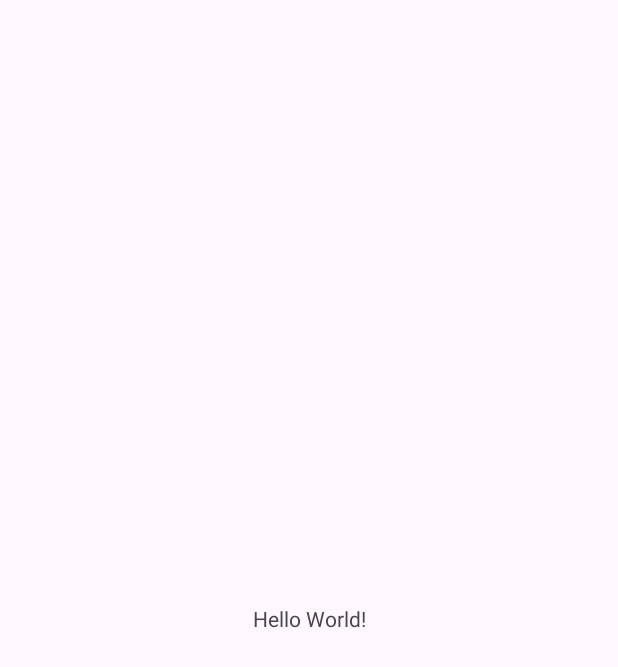
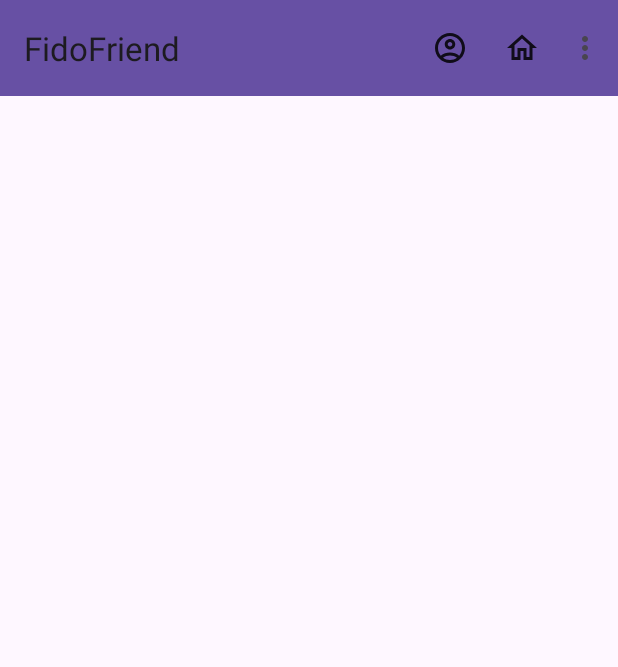
Before and after one commit to CC238-2302-WV61-FidoFriend/App, an Android app: the screen it shows after launch (MainActivity), on a phone screen of 412 x 824 dp. Before the commit the part shown is almost empty. Shown: the top 667 px of the screen. Run offline under Robolectric (Android 15) with nearby library versions, the phone set to English and light mode, and no system bars.

Commit message:
add menu

```diff
--- a/app/src/main/java/com/example/fidofriend/MainActivity.kt
+++ b/app/src/main/java/com/example/fidofriend/MainActivity.kt
@@ -2,10 +2,36 @@ package com.example.fidofriend
 
 import androidx.appcompat.app.AppCompatActivity
 import android.os.Bundle
+import android.view.Menu
+import android.view.MenuItem
+import android.widget.Toast
+import androidx.appcompat.widget.Toolbar
 
 class MainActivity : AppCompatActivity() {
     override fun onCreate(savedInstanceState: Bundle?) {
         super.onCreate(savedInstanceState)
         setContentView(R.layout.activity_main)
+
+        // Configurar el Toolbar como ActionBar
+        val toolbar: Toolbar = findViewById(R.id.toolbar)
+        setSupportActionBar(toolbar)
+    }
+
+    override fun onCreateOptionsMenu(menu: Menu?): Boolean {
+        menuInflater.inflate(R.menu.menu_main, menu)
+        return true
+    }
+
+    override fun onOptionsItemSelected(item: MenuItem): Boolean {
+
+        when (item.itemId) {
+            R.id.nav_profile -> Toast.makeText(this, "Profile", Toast.LENGTH_SHORT).show()
+            R.id.nav_home -> Toast.makeText(this, "Home", Toast.LENGTH_SHORT).show()
+            R.id.nav_appointments -> Toast.makeText(this, "Appointments", Toast.LENGTH_SHORT).show()
+            R.id.nav_service -> Toast.makeText(this, "Services", Toast.LENGTH_SHORT).show()
+            R.id.nav_products -> Toast.makeText(this, "Products", Toast.LENGTH_SHORT).show()
+        }
+
+        return super.onOptionsItemSelected(item)
     }
 }
--- /dev/null
+++ b/app/src/main/res/drawable/appointment_icon.xml
@@ -0,0 +1,5 @@
+<vector android:alpha="0.85" android:height="24dp"
+    android:tint="#000000" android:viewportHeight="24"
+    android:viewportWidth="24" android:width="24dp" xmlns:android="http://schemas.android.com/apk/res/android">
+    <path android:fillColor="@android:color/white" android:pathData="M7,11h2v2L7,13v-2zM21,6v14c0,1.1 -0.9,2 -2,2L5,22c-1.11,0 -2,-0.9 -2,-2l0.01,-14c0,-1.1 0.88,-2 1.99,-2h1L6,2h2v2h8L16,2h2v2h1c1.1,0 2,0.9 2,2zM5,8h14L19,6L5,6v2zM19,20L19,10L5,10v10h14zM15,13h2v-2h-2v2zM11,13h2v-2h-2v2z"/>
+</vector>
--- /dev/null
+++ b/app/src/main/res/drawable/home_icon.xml
@@ -0,0 +1,5 @@
+<vector android:alpha="0.85" android:height="24dp"
+    android:tint="#000000" android:viewportHeight="24"
+    android:viewportWidth="24" android:width="24dp" xmlns:android="http://schemas.android.com/apk/res/android">
+    <path android:fillColor="@android:color/white" android:pathData="M12,5.69l5,4.5V18h-2v-6H9v6H7v-7.81l5,-4.5M12,3L2,12h3v8h6v-6h2v6h6v-8h3L12,3z"/>
+</vector>
--- /dev/null
+++ b/app/src/main/res/drawable/product_icon.xml
@@ -0,0 +1,5 @@
+<vector android:alpha="0.85" android:height="24dp"
+    android:tint="#000000" android:viewportHeight="24"
+    android:viewportWidth="24" android:width="24dp" xmlns:android="http://schemas.android.com/apk/res/android">
+    <path android:fillColor="@android:color/white" android:pathData="M7,18c-1.1,0 -1.99,0.9 -1.99,2S5.9,22 7,22s2,-0.9 2,-2 -0.9,-2 -2,-2zM17,18c-1.1,0 -1.99,0.9 -1.99,2s0.89,2 1.99,2 2,-0.9 2,-2 -0.9,-2 -2,-2zM15.55,13c0.75,0 1.41,-0.41 1.75,-1.03l3.58,-6.49c0.37,-0.66 -0.11,-1.48 -0.87,-1.48L5.21,4l-0.94,-2L1,2v2h2l3.6,7.59 -1.35,2.44C4.52,15.37 5.48,17 7,17h12v-2L7,15l1.1,-2h7.45zM6.16,6h12.15l-2.76,5L8.53,11L6.16,6z"/>
+</vector>
--- /dev/null
+++ b/app/src/main/res/drawable/profile_icon.xml
@@ -0,0 +1,6 @@
+<vector android:alpha="0.85" android:height="24dp"
+    android:tint="#000000" android:viewportHeight="24"
+    android:viewportWidth="24" android:width="24dp" xmlns:android="http://schemas.android.com/apk/res/android">
+    <path android:fillColor="@android:color/white" android:pathData="M12,2C6.48,2 2,6.48 2,12s4.48,10 10,10s10,-4.48 10,-10S17.52,2 12,2zM7.35,18.5C8.66,17.56 10.26,17 12,17s3.34,0.56 4.65,1.5C15.34,19.44 13.74,20 12,20S8.66,19.44 7.35,18.5zM18.14,17.12L18.14,17.12C16.45,15.8 14.32,15 12,15s-4.45,0.8 -6.14,2.12l0,0C4.7,15.73 4,13.95 4,12c0,-4.42 3.58,-8 8,-8s8,3.58 8,8C20,13.95 19.3,15.73 18.14,17.12z"/>
+    <path android:fillColor="@android:color/white" android:pathData="M12,6c-1.93,0 -3.5,1.57 -3.5,3.5S10.07,13 12,13s3.5,-1.57 3.5,-3.5S13.93,6 12,6zM12,11c-0.83,0 -1.5,-0.67 -1.5,-1.5S11.17,8 12,8s1.5,0.67 1.5,1.5S12.83,11 12,11z"/>
+</vector>
--- /dev/null
+++ b/app/src/main/res/drawable/service_icon.xml
@@ -0,0 +1,5 @@
+<vector android:alpha="0.85" android:height="24dp"
+    android:tint="#000000" android:viewportHeight="24"
+    android:viewportWidth="24" android:width="24dp" xmlns:android="http://schemas.android.com/apk/res/android">
+    <path android:fillColor="@android:color/white" android:pathData="M18,2L6,2c-1.1,0 -2,0.9 -2,2v16c0,1.1 0.9,2 2,2h12c1.1,0 2,-0.9 2,-2L20,4c0,-1.1 -0.9,-2 -2,-2zM9,4h2v5l-1,-0.75L9,9L9,4zM18,20L6,20L6,4h1v9l3,-2.25L13,13L13,4h5v16z"/>
+</vector>
--- /dev/null
+++ b/app/src/main/res/drawable/settings_icon.xml
@@ -0,0 +1,5 @@
+<vector android:alpha="0.85" android:height="24dp"
+    android:tint="#000000" android:viewportHeight="24"
+    android:viewportWidth="24" android:width="24dp" xmlns:android="http://schemas.android.com/apk/res/android">
+    <path android:fillColor="@android:color/white" android:pathData="M19.14,12.94c0.04,-0.3 0.06,-0.61 0.06,-0.94c0,-0.32 -0.02,-0.64 -0.07,-0.94l2.03,-1.58c0.18,-0.14 0.23,-0.41 0.12,-0.61l-1.92,-3.32c-0.12,-0.22 -0.37,-0.29 -0.59,-0.22l-2.39,0.96c-0.5,-0.38 -1.03,-0.7 -1.62,-0.94L14.4,2.81c-0.04,-0.24 -0.24,-0.41 -0.48,-0.41h-3.84c-0.24,0 -0.43,0.17 -0.47,0.41L9.25,5.35C8.66,5.59 8.12,5.92 7.63,6.29L5.24,5.33c-0.22,-0.08 -0.47,0 -0.59,0.22L2.74,8.87C2.62,9.08 2.66,9.34 2.86,9.48l2.03,1.58C4.84,11.36 4.8,11.69 4.8,12s0.02,0.64 0.07,0.94l-2.03,1.58c-0.18,0.14 -0.23,0.41 -0.12,0.61l1.92,3.32c0.12,0.22 0.37,0.29 0.59,0.22l2.39,-0.96c0.5,0.38 1.03,0.7 1.62,0.94l0.36,2.54c0.05,0.24 0.24,0.41 0.48,0.41h3.84c0.24,0 0.44,-0.17 0.47,-0.41l0.36,-2.54c0.59,-0.24 1.13,-0.56 1.62,-0.94l2.39,0.96c0.22,0.08 0.47,0 0.59,-0.22l1.92,-3.32c0.12,-0.22 0.07,-0.47 -0.12,-0.61L19.14,12.94zM12,15.6c-1.98,0 -3.6,-1.62 -3.6,-3.6s1.62,-3.6 3.6,-3.6s3.6,1.62 3.6,3.6S13.98,15.6 12,15.6z"/>
+</vector>
--- a/app/src/main/res/layout/activity_main.xml
+++ b/app/src/main/res/layout/activity_main.xml
@@ -1,18 +1,22 @@
 <?xml version="1.0" encoding="utf-8"?>
-<androidx.constraintlayout.widget.ConstraintLayout xmlns:android="http://schemas.android.com/apk/res/android"
+<androidx.coordinatorlayout.widget.CoordinatorLayout xmlns:android="http://schemas.android.com/apk/res/android"
     xmlns:app="http://schemas.android.com/apk/res-auto"
     xmlns:tools="http://schemas.android.com/tools"
     android:layout_width="match_parent"
     android:layout_height="match_parent"
     tools:context=".MainActivity">
 
-    <TextView
-        android:layout_width="wrap_content"
-        android:layout_height="wrap_content"
-        android:text="Hello World!"
-        app:layout_constraintBottom_toBottomOf="parent"
-        app:layout_constraintEnd_toEndOf="parent"
-        app:layout_constraintStart_toStartOf="parent"
-        app:layout_constraintTop_toTopOf="parent" />
+    <!-- AppBarLayout con un Toolbar -->
+    <com.google.android.material.appbar.AppBarLayout
+        android:layout_width="match_parent"
+        android:layout_height="wrap_content">
 
-</androidx.constraintlayout.widget.ConstraintLayout>
+        <androidx.appcompat.widget.Toolbar
+            android:id="@+id/toolbar"
+            android:layout_width="match_parent"
+            android:layout_height="?attr/actionBarSize"
+            android:background="?attr/colorPrimary" />
+    </com.google.android.material.appbar.AppBarLayout>
+
+
+</androidx.coordinatorlayout.widget.CoordinatorLayout>
--- /dev/null
+++ b/app/src/main/res/menu/menu_main.xml
@@ -0,0 +1,34 @@
+<?xml version="1.0" encoding="utf-8"?>
+<menu xmlns:android="http://schemas.android.com/apk/res/android"
+    xmlns:app="http://schemas.android.com/apk/res-auto">
+    <item
+        android:id="@+id/nav_profile"
+        android:icon="@drawable/profile_icon"
+        android:title="Profile"
+        app:showAsAction="ifRoom"
+        />
+    <item
+        android:id="@+id/nav_home"
+        android:icon="@drawable/home_icon"
+        android:title="Home"
+        app:showAsAction="ifRoom"
+        />
+    <item
+        android:id="@+id/nav_appointments"
+        android:icon="@drawable/appointment_icon"
+        android:title="Appointments"
+        app:showAsAction="ifRoom"
+        />
+    <item
+        android:id="@+id/nav_service"
+        android:icon="@drawable/service_icon"
+        android:title="Serivces"
+        app:showAsAction="ifRoom"
+        />
+    <item
+        android:id="@+id/nav_products"
+        android:icon="@drawable/product_icon"
+        android:title="Products"
+        app:showAsAction="ifRoom"
+        />
+</menu>
```
